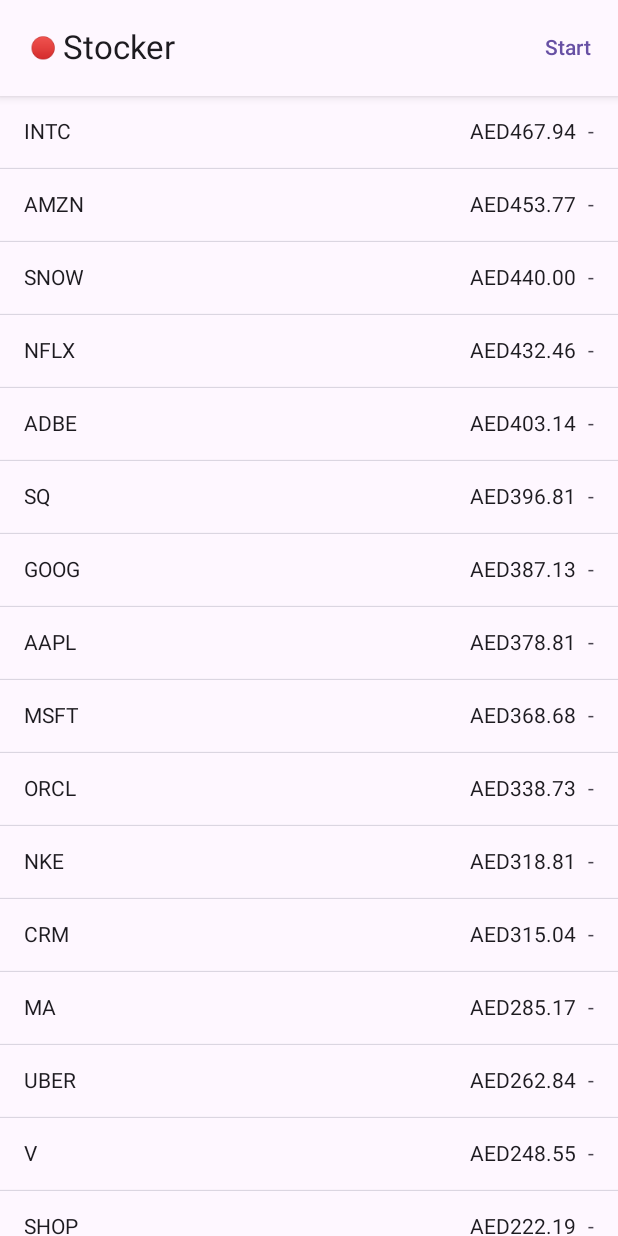
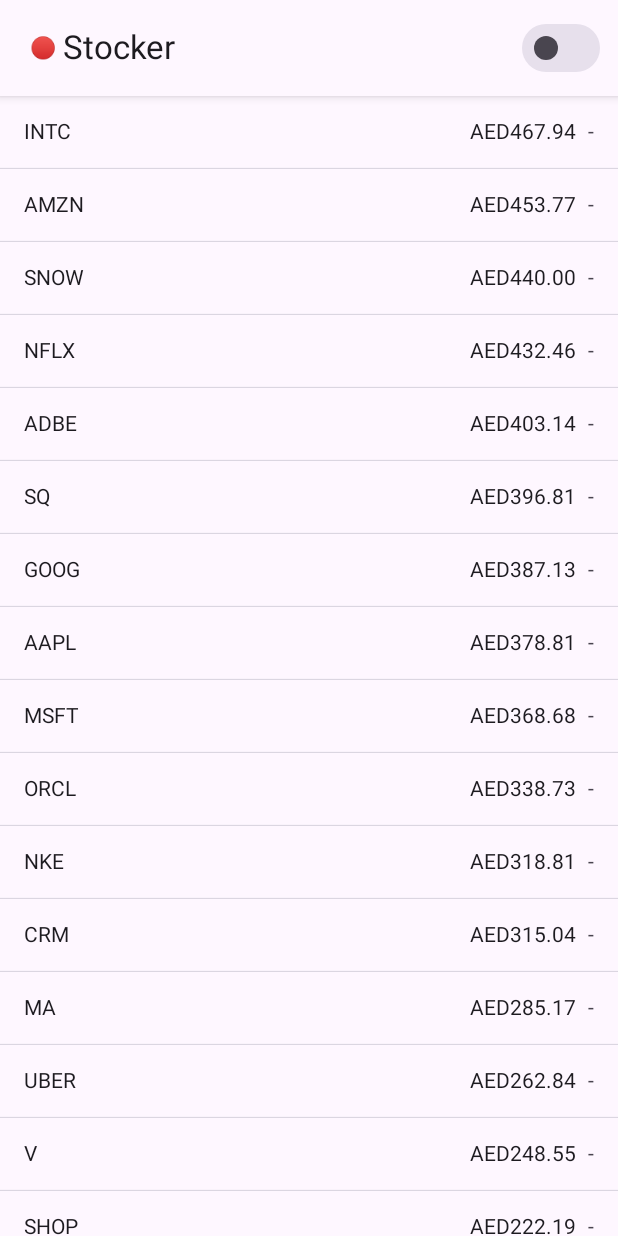
Before and after one commit to RahulSDeshpande/mb-stock-tracker-android, an Android app built with Jetpack Compose: the screen it shows after launch (MainActivity), on a phone screen of 412 x 824 dp. Run offline under Robolectric (Android 15) with nearby library versions, the phone set to English and light mode, and no system bars; our stand-ins replace Dagger/Hilt's generated code.

Commit message:
feat: :art: Update start/stop text action to switch component

```diff
--- a/app/src/main/java/com/rahul/stocker/ui/stocks/StocksScreen.kt
+++ b/app/src/main/java/com/rahul/stocker/ui/stocks/StocksScreen.kt
@@ -8,13 +8,15 @@
 import androidx.compose.material3.HorizontalDivider
 import androidx.compose.material3.MaterialTheme
 import androidx.compose.material3.Scaffold
+import androidx.compose.material3.Switch
+import androidx.compose.material3.SwitchDefaults
 import androidx.compose.material3.Text
-import androidx.compose.material3.TextButton
 import androidx.compose.material3.TopAppBar
 import androidx.compose.material3.TopAppBarDefaults
 import androidx.compose.runtime.Composable
 import androidx.compose.ui.Modifier
 import androidx.compose.ui.draw.shadow
+import androidx.compose.ui.graphics.Color
 import androidx.compose.ui.res.stringResource
 import androidx.compose.ui.unit.dp
 import com.rahul.stocker.R
@@ -36,15 +38,29 @@
                     ),
                 title = { Text(text = stringResource(id = R.string.app_name)) },
                 actions = {
-                    TextButton(onClick = onSwitched) {
-                        Text(
-                            if (viewState.isRunning) {
-                                stringResource(id = R.string.action_stop)
-                            } else {
-                                stringResource(id = R.string.action_start)
-                            },
-                        )
-                    }
+                    // TextButton(onClick = onSwitched) {
+                    //     Text(
+                    //         if (viewState.isRunning) {
+                    //             stringResource(id = R.string.action_stop)
+                    //         } else {
+                    //             stringResource(id = R.string.action_start)
+                    //         },
+                    //     )
+                    // }
+                    Switch(
+                        modifier = Modifier.padding(end = 8.dp),
+                        checked = viewState.isRunning,
+                        onCheckedChange = { onSwitched() },
+                        colors =
+                            SwitchDefaults.colors(
+                                checkedThumbColor = MaterialTheme.colorScheme.onPrimary,
+                                checkedTrackColor = MaterialTheme.colorScheme.primary,
+                                uncheckedThumbColor = MaterialTheme.colorScheme.onSurfaceVariant,
+                                uncheckedTrackColor = MaterialTheme.colorScheme.surfaceVariant,
+                                checkedBorderColor = Color.Transparent,
+                                uncheckedBorderColor = Color.Transparent,
+                            ),
+                    )
                 },
                 navigationIcon = {
                     val dot =
```
